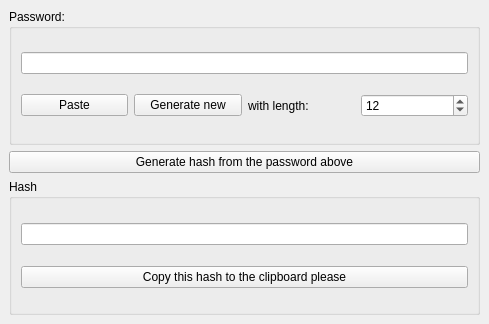
The window that 512hash-gui/mainwindow.ui (artwaw/512hash) describes before a commit, drawn with Qt 5.
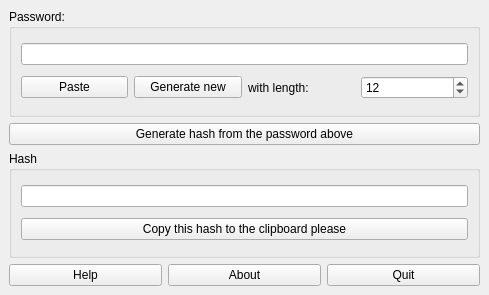
The same window after the commit.

```diff
--- a/512hash-gui/mainwindow.ui
+++ b/512hash-gui/mainwindow.ui
@@ -7,7 +7,7 @@
     <x>0</x>
     <y>0</y>
     <width>489</width>
-    <height>324</height>
+    <height>295</height>
    </rect>
   </property>
   <property name="windowTitle">
@@ -87,6 +87,31 @@
       </layout>
      </widget>
     </item>
+    <item row="3" column="0">
+     <layout class="QHBoxLayout" name="horizontalLayout">
+      <item>
+       <widget class="QPushButton" name="helpBtn">
+        <property name="text">
+         <string>Help</string>
+        </property>
+       </widget>
+      </item>
+      <item>
+       <widget class="QPushButton" name="aboutBtn">
+        <property name="text">
+         <string>About</string>
+        </property>
+       </widget>
+      </item>
+      <item>
+       <widget class="QPushButton" name="quitBtn">
+        <property name="text">
+         <string>Quit</string>
+        </property>
+       </widget>
+      </item>
+     </layout>
+    </item>
    </layout>
   </widget>
  </widget>
```
Left out of the diff: 2 changed lines with no effect on the pictures.
